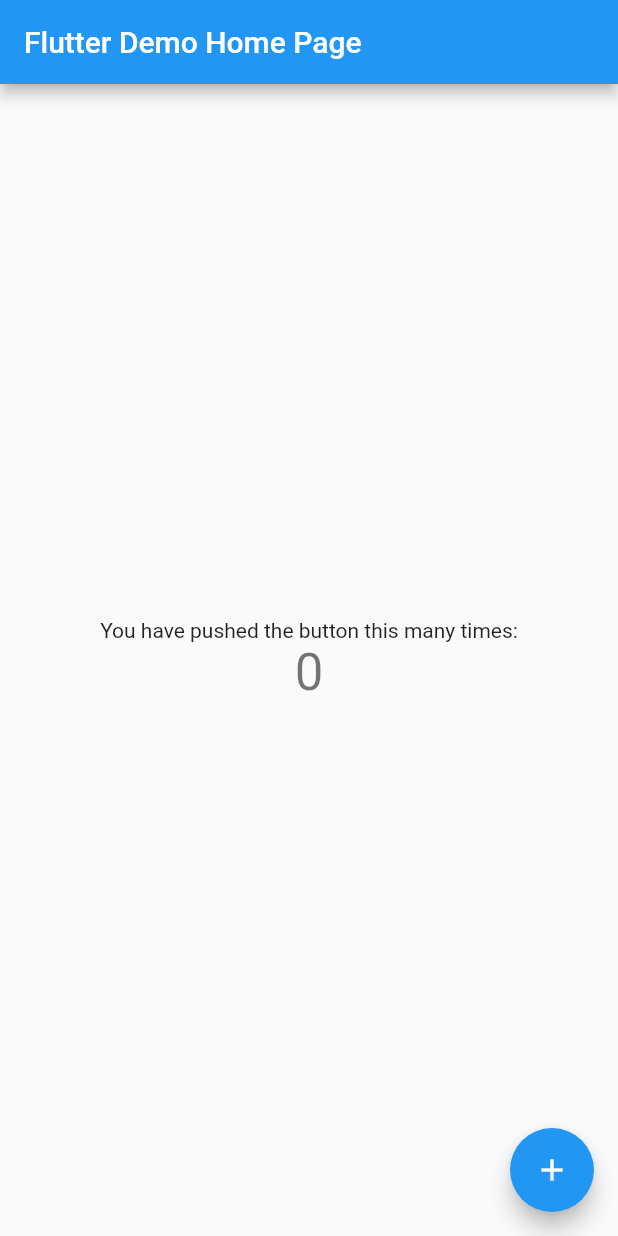
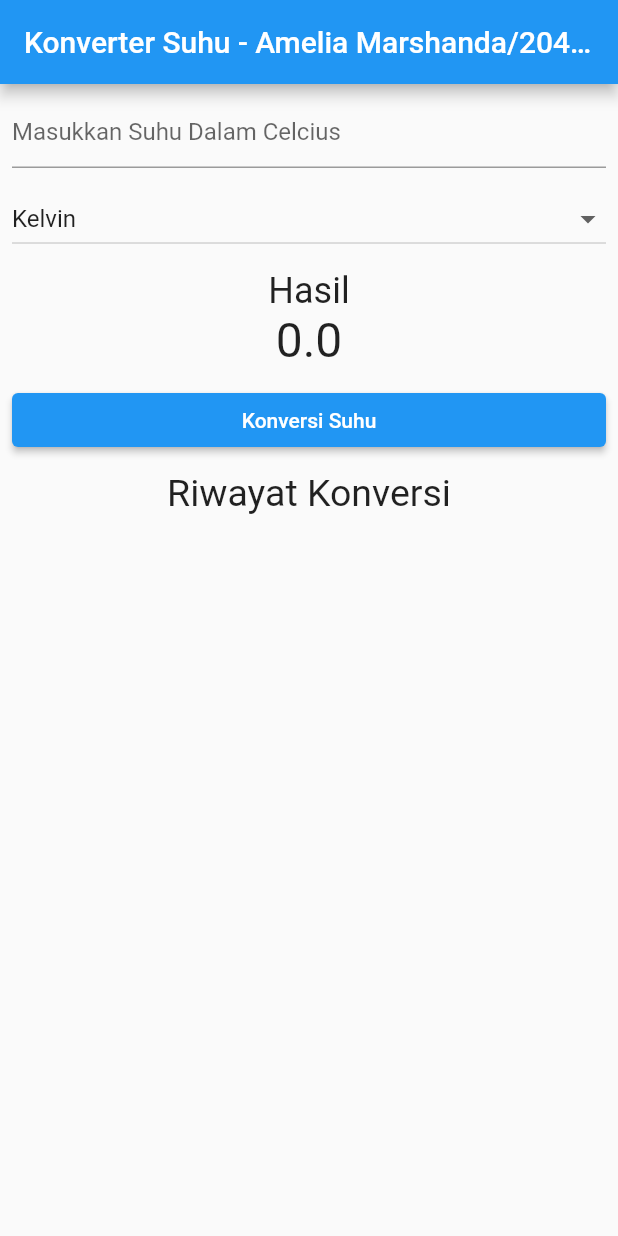
Before and after one commit to Amelia-ux/flutter_suhu_listmap, a Flutter app: the screen it shows after launch, on a phone screen of 412 x 824 dp. Run offline on Flutter 3.47's test engine with Material 2 defaults, Android fonts, the phone set to English and light mode, and no system bars.

Commit message:
listmap done

```diff
--- a/lib/main.dart
+++ b/lib/main.dart
@@ -1,115 +1,109 @@
 import 'package:flutter/material.dart';
+import 'package:flutter_suhu_listmap/widgets/convert.dart';
+import 'package:flutter_suhu_listmap/widgets/dropdown.dart';
+import 'package:flutter_suhu_listmap/widgets/history.dart';
+import 'package:flutter_suhu_listmap/widgets/input.dart';
+import 'package:flutter_suhu_listmap/widgets/output.dart';
 
 void main() {
   runApp(const MyApp());
 }
 
-class MyApp extends StatelessWidget {
-  const MyApp({super.key});
+class MyApp extends StatefulWidget {
+  const MyApp({Key? key}) : super(key: key);
 
-  // This widget is the root of your application.
+  @override
+  // ignore: library_private_types_in_public_api
+  _MyAppState createState() => _MyAppState();
+}
+
+class _MyAppState extends State<MyApp> {
+  TextEditingController etInput = TextEditingController();
+
+  double _output = 0;
+  String selectedDropDown = "Kelvin";
+  List<String> listSuhu = [
+    "Kelvin",
+    "Reamur",
+    "Fahrenheit",
+  ];
+  List<String> listHasil = [];
+
   @override
   Widget build(BuildContext context) {
     return MaterialApp(
       title: 'Flutter Demo',
+      debugShowCheckedModeBanner: false,
       theme: ThemeData(
-        // This is the theme of your application.
-        //
-        // Try running your application with "flutter run". You'll see the
-        // application has a blue toolbar. Then, without quitting the app, try
-        // changing the primarySwatch below to Colors.green and then invoke
-        // "hot reload" (press "r" in the console where you ran "flutter run",
-        // or simply save your changes to "hot reload" in a Flutter IDE).
-        // Notice that the counter didn't reset back to zero; the application
-        // is not restarted.
         primarySwatch: Colors.blue,
+        visualDensity: VisualDensity.adaptivePlatformDensity,
       ),
-      home: const MyHomePage(title: 'Flutter Demo Home Page'),
+      home: Scaffold(
+        appBar: AppBar(
+          title: const Text("Konverter Suhu - Amelia Marshanda/2041720041"),
+        ),
+        body: Container(
+          margin: const EdgeInsets.all(8),
+          child: Column(
+            mainAxisAlignment: MainAxisAlignment.spaceBetween,
+            children: [
+              Input(etInput: etInput),
+              const SizedBox(height: 10),
+              DropDownList(
+                selectedDropDown: selectedDropDown,
+                listSuhu: listSuhu,
+                onChanged: onDropdownChanged,
+              ),
+              const SizedBox(height: 10),
+              const Text(
+                'Hasil',
+                style: TextStyle(fontSize: 24),
+              ),
+              Output(output: _output),
+              const SizedBox(height: 10),
+              Converter(
+                onPressed: konversiSuhu,
+              ),
+              const SizedBox(height: 10),
+              const Text(
+                'Riwayat Konversi',
+                style: TextStyle(fontSize: 25),
+              ),
+              const SizedBox(height: 10),
+              History(listHasil: listHasil),
+            ],
+          ),
+        ),
+      ),
     );
   }
-}
 
-class MyHomePage extends StatefulWidget {
-  const MyHomePage({super.key, required this.title});
-
-  // This widget is the home page of your application. It is stateful, meaning
-  // that it has a State object (defined below) that contains fields that affect
-  // how it looks.
-
-  // This class is the configuration for the state. It holds the values (in this
-  // case the title) provided by the parent (in this case the App widget) and
-  // used by the build method of the State. Fields in a Widget subclass are
-  // always marked "final".
-
-  final String title;
-
-  @override
-  State<MyHomePage> createState() => _MyHomePageState();
-}
-
-class _MyHomePageState extends State<MyHomePage> {
-  int _counter = 0;
-
-  void _incrementCounter() {
-    setState(() {
-      // This call to setState tells the Flutter framework that something has
-      // changed in this State, which causes it to rerun the build method below
-      // so that the display can reflect the updated values. If we changed
-      // _counter without calling setState(), then the build method would not be
-      // called again, and so nothing would appear to happen.
-      _counter++;
+  void konversiSuhu() {
+    return setState(() {
+      if (etInput.text.isNotEmpty) {
+        switch (selectedDropDown) {
+          case "Kelvin":
+            _output = int.parse(etInput.text) + 273.15;
+            listHasil.add("Kelvin");
+            break;
+          case "Reamur":
+            _output = int.parse(etInput.text) * 0.8;
+            listHasil.add("Reamur");
+            break;
+          case "Fahrenheit":
+            _output = (int.parse(etInput.text) * 1.8) + 32;
+            listHasil.add("Fahrenheit");
+            break;
+        }
+        listHasil.add(
+            "Konversi dari ${etInput.text} Celcius ke $selectedDropDown = $_output");
+      }
     });
   }
 
-  @override
-  Widget build(BuildContext context) {
-    // This method is rerun every time setState is called, for instance as done
-    // by the _incrementCounter method above.
-    //
-    // The Flutter framework has been optimized to make rerunning build methods
-    // fast, so that you can just rebuild anything that needs updating rather
-    // than having to individually change instances of widgets.
-    return Scaffold(
-      appBar: AppBar(
-        // Here we take the value from the MyHomePage object that was created by
-        // the App.build method, and use it to set our appbar title.
-        title: Text(widget.title),
-      ),
-      body: Center(
-        // Center is a layout widget. It takes a single child and positions it
-        // in the middle of the parent.
-        child: Column(
-          // Column is also a layout widget. It takes a list of children and
-          // arranges them vertically. By default, it sizes itself to fit its
-          // children horizontally, and tries to be as tall as its parent.
-          //
-          // Invoke "debug painting" (press "p" in the console, choose the
-          // "Toggle Debug Paint" action from the Flutter Inspector in Android
-          // Studio, or the "Toggle Debug Paint" command in Visual Studio Code)
-          // to see the wireframe for each widget.
-          //
-          // Column has various properties to control how it sizes itself and
-          // how it positions its children. Here we use mainAxisAlignment to
-          // center the children vertically; the main axis here is the vertical
-          // axis because Columns are vertical (the cross axis would be
-          // horizontal).
-          mainAxisAlignment: MainAxisAlignment.center,
-          children: <Widget>[
-            const Text(
-              'You have pushed the button this many times:',
-            ),
-            Text(
-              '$_counter',
-              style: Theme.of(context).textTheme.headline4,
-            ),
-          ],
-        ),
-      ),
-      floatingActionButton: FloatingActionButton(
-        onPressed: _incrementCounter,
-        tooltip: 'Increment',
-        child: const Icon(Icons.add),
-      ), // This trailing comma makes auto-formatting nicer for build methods.
-    );
+  void onDropdownChanged(Object? value) {
+    return setState(() {
+      selectedDropDown = value.toString();
+    });
   }
 }
--- /dev/null
+++ b/lib/widgets/convert.dart
@@ -0,0 +1,26 @@
+import 'package:flutter/material.dart';
+
+class Converter extends StatelessWidget {
+  const Converter({
+    Key? key,
+    required this.onPressed,
+  }) : super(key: key);
+
+  final Function onPressed;
+
+  @override
+  Widget build(BuildContext context) {
+    return Row(
+      children: [
+        Expanded(
+          child: ElevatedButton(
+            onPressed: () {
+              onPressed();
+            },
+            child: const Text("Konversi Suhu"),
+          ),
+        ),
+      ],
+    );
+  }
+}
--- /dev/null
+++ b/lib/widgets/dropdown.dart
@@ -0,0 +1,31 @@
+import 'package:flutter/material.dart';
+
+class DropDownList extends StatelessWidget {
+  const DropDownList({
+    Key? key,
+    required this.selectedDropDown,
+    required this.listSuhu,
+    required this.onChanged,
+  }) : super(key: key);
+
+  final String selectedDropDown;
+  final List<String> listSuhu;
+  final Function onChanged;
+
+  @override
+  Widget build(BuildContext context) {
+    return DropdownButton(
+      isExpanded: true,
+      value: selectedDropDown,
+      items: listSuhu.map((String value) {
+        return DropdownMenuItem<String>(
+          value: value,
+          child: Text(value),
+        );
+      }).toList(),
+      onChanged: (value) {
+        onChanged(value);
+      },
+    );
+  }
+}
--- /dev/null
+++ b/lib/widgets/history.dart
@@ -0,0 +1,22 @@
+import 'package:flutter/material.dart';
+
+class History extends StatelessWidget {
+  const History({
+    Key? key,
+    required this.listHasil,
+  }) : super(key: key);
+
+  final List<String> listHasil;
+
+  @override
+  Widget build(BuildContext context) {
+    return Expanded(
+      child: ListView.builder(
+        itemCount: listHasil.length,
+        itemBuilder: (context, index) {
+          return Text(listHasil[index]);
+        },
+      ),
+    );
+  }
+}
--- /dev/null
+++ b/lib/widgets/input.dart
@@ -0,0 +1,22 @@
+import 'package:flutter/material.dart';
+import 'package:flutter/services.dart';
+
+class Input extends StatelessWidget {
+  const Input({
+    Key? key,
+    required this.etInput,
+  }) : super(key: key);
+
+  final TextEditingController etInput;
+
+  @override
+  Widget build(BuildContext context) {
+    return TextFormField(
+      decoration:
+          const InputDecoration(hintText: "Masukkan Suhu Dalam Celcius"),
+      inputFormatters: [FilteringTextInputFormatter.digitsOnly],
+      controller: etInput,
+      keyboardType: TextInputType.number,
+    );
+  }
+}
--- /dev/null
+++ b/lib/widgets/output.dart
@@ -0,0 +1,19 @@
+import 'package:flutter/material.dart';
+
+class Output extends StatelessWidget {
+  const Output({
+    Key? key,
+    required double output,
+  })  : _output = output,
+        super(key: key);
+
+  final double _output;
+
+  @override
+  Widget build(BuildContext context) {
+    return Text(
+      "$_output",
+      style: const TextStyle(fontSize: 32),
+    );
+  }
+}
```
